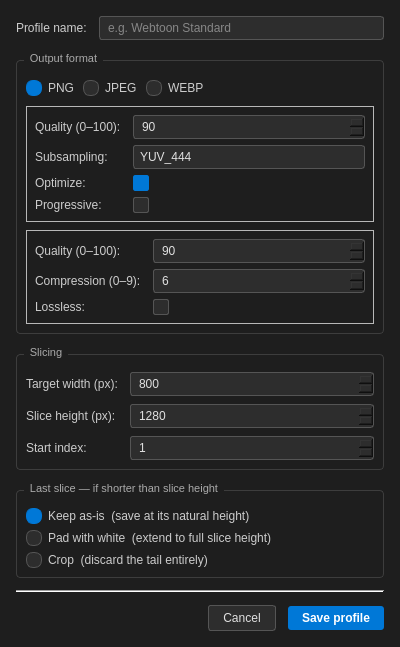
First picture: the form in outputprofiledialog.ui, repository ShadobaDev/Platemaker-qt, before the edit.
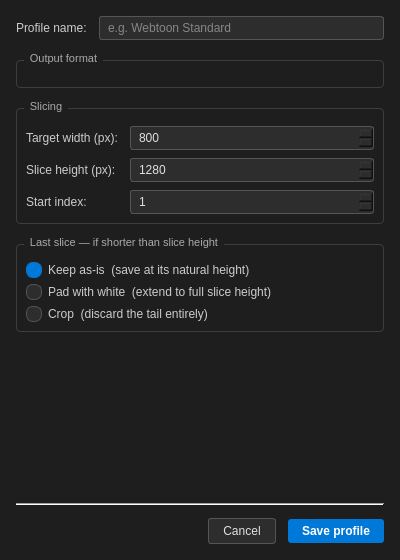
Second picture: the form after the edit.

Commit message: feat(OutputFormatOptionsWidget) add managing image format settings

Diff of the .ui file:
```diff
--- a/outputprofiledialog.ui
+++ b/outputprofiledialog.ui
@@ -127,9 +127,10 @@
    <item>
     <layout class="QHBoxLayout">
      <item>
-      <widget class="QLabel">
-       <property name="text"><string>Profile name:</string></property>
-       <property name="minimumWidth"><number>90</number></property>
+      <widget class="QLabel" name="label">
+       <property name="text">
+        <string>Profile name:</string>
+       </property>
       </widget>
      </item>
      <item>
@@ -145,132 +146,9 @@
     <widget class="QGroupBox" name="groupBoxFormat">
      <property name="title"><string>Output format</string></property>
      <layout class="QVBoxLayout" name="verticalLayoutFormat">
-      <property name="spacing"><number>8</number></property>
-
-      <!-- Format radio buttons -->
-      <item>
-       <layout class="QHBoxLayout">
-        <item>
-         <widget class="QRadioButton" name="radioButtonPNG">
-          <property name="text"><string>PNG</string></property>
-          <property name="checked"><bool>true</bool></property>
-         </widget>
-        </item>
-        <item>
-         <widget class="QRadioButton" name="radioButtonJPEG">
-          <property name="text"><string>JPEG</string></property>
-         </widget>
-        </item>
-        <item>
-         <widget class="QRadioButton" name="radioButtonWEBP">
-          <property name="text"><string>WEBP</string></property>
-         </widget>
-        </item>
-        <item>
-         <spacer>
-          <property name="orientation"><enum>Qt::Orientation::Horizontal</enum></property>
-          <property name="sizeHint" stdset="0"><size><width>40</width><height>20</height></size></property>
-         </spacer>
-        </item>
-       </layout>
-      </item>
-
-      <!-- Format-specific options (shown/hidden by code based on radio selection) -->
-      <item>
-       <widget class="QFrame" name="frameJpegOptions">
-        <property name="frameShape"><enum>QFrame::Shape::StyledPanel</enum></property>
-        <property name="visible"><bool>false</bool></property>
-        <layout class="QFormLayout" name="formLayoutJpeg">
-         <property name="horizontalSpacing"><number>12</number></property>
-         <property name="verticalSpacing"><number>6</number></property>
-         <property name="leftMargin"><number>8</number></property>
-      <property name="topMargin"><number>8</number></property>
-      <property name="rightMargin"><number>8</number></property>
-      <property name="bottomMargin"><number>8</number></property>
-         <item row="0" column="0">
-          <widget class="QLabel"><property name="text"><string>Quality (0–100):</string></property></widget>
-         </item>
-         <item row="0" column="1">
-          <widget class="QSpinBox" name="spinBoxJpegQuality">
-           <property name="minimum"><number>0</number></property>
-           <property name="maximum"><number>100</number></property>
-           <property name="value"><number>90</number></property>
-          </widget>
-         </item>
-         <item row="1" column="0">
-          <widget class="QLabel"><property name="text"><string>Subsampling:</string></property></widget>
-         </item>
-         <item row="1" column="1">
-          <widget class="QComboBox" name="comboBoxJpegSubsampling">
-           <item><property name="text"><string>YUV_444</string></property></item>
-           <item><property name="text"><string>YUV_422</string></property></item>
-           <item><property name="text"><string>YUV_420</string></property></item>
-          </widget>
-         </item>
-         <item row="2" column="0">
-          <widget class="QLabel"><property name="text"><string>Optimize:</string></property></widget>
-         </item>
-         <item row="2" column="1">
-          <widget class="QCheckBox" name="checkBoxJpegOptimize">
-           <property name="text"><string/></property>
-           <property name="checked"><bool>true</bool></property>
-          </widget>
-         </item>
-         <item row="3" column="0">
-          <widget class="QLabel"><property name="text"><string>Progressive:</string></property></widget>
-         </item>
-         <item row="3" column="1">
-          <widget class="QCheckBox" name="checkBoxJpegProgressive">
-           <property name="text"><string/></property>
-          </widget>
-         </item>
-        </layout>
-       </widget>
-      </item>
-
-      <item>
-       <widget class="QFrame" name="frameWebpOptions">
-        <property name="frameShape"><enum>QFrame::Shape::StyledPanel</enum></property>
-        <property name="visible"><bool>false</bool></property>
-        <layout class="QFormLayout" name="formLayoutWebp">
-         <property name="horizontalSpacing"><number>12</number></property>
-         <property name="verticalSpacing"><number>6</number></property>
-         <property name="leftMargin"><number>8</number></property>
-      <property name="topMargin"><number>8</number></property>
-      <property name="rightMargin"><number>8</number></property>
-      <property name="bottomMargin"><number>8</number></property>
-         <item row="0" column="0">
-          <widget class="QLabel"><property name="text"><string>Quality (0–100):</string></property></widget>
-         </item>
-         <item row="0" column="1">
-          <widget class="QSpinBox" name="spinBoxWebpQuality">
-           <property name="minimum"><number>0</number></property>
-           <property name="maximum"><number>100</number></property>
-           <property name="value"><number>90</number></property>
-          </widget>
-         </item>
-         <item row="1" column="0">
-          <widget class="QLabel"><property name="text"><string>Compression (0–9):</string></property></widget>
-         </item>
-         <item row="1" column="1">
-          <widget class="QSpinBox" name="spinBoxWebpCompression">
-           <property name="minimum"><number>0</number></property>
-           <property name="maximum"><number>9</number></property>
-           <property name="value"><number>6</number></property>
-          </widget>
-         </item>
-         <item row="2" column="0">
-          <widget class="QLabel"><property name="text"><string>Lossless:</string></property></widget>
-         </item>
-         <item row="2" column="1">
-          <widget class="QCheckBox" name="checkBoxWebpLossless">
-           <property name="text"><string/></property>
-          </widget>
-         </item>
-        </layout>
-       </widget>
-      </item>
-
+      <property name="spacing">
+       <number>8</number>
+      </property>
      </layout>
     </widget>
    </item>
@@ -283,7 +161,11 @@
       <property name="horizontalSpacing"><number>12</number></property>
       <property name="verticalSpacing"><number>8</number></property>
       <item row="0" column="0">
-       <widget class="QLabel"><property name="text"><string>Target width (px):</string></property></widget>
+       <widget class="QLabel" name="label">
+        <property name="text">
+         <string>Target width (px):</string>
+        </property>
+       </widget>
       </item>
       <item row="0" column="1">
        <widget class="QSpinBox" name="spinBoxTargetWidth">
@@ -293,7 +175,11 @@
        </widget>
       </item>
       <item row="1" column="0">
-       <widget class="QLabel"><property name="text"><string>Slice height (px):</string></property></widget>
+       <widget class="QLabel" name="label">
+        <property name="text">
+         <string>Slice height (px):</string>
+        </property>
+       </widget>
       </item>
       <item row="1" column="1">
        <widget class="QSpinBox" name="spinBoxSliceHeight">
@@ -303,7 +189,11 @@
        </widget>
       </item>
       <item row="2" column="0">
-       <widget class="QLabel"><property name="text"><string>Start index:</string></property></widget>
+       <widget class="QLabel" name="label">
+        <property name="text">
+         <string>Start index:</string>
+        </property>
+       </widget>
       </item>
       <item row="2" column="1">
        <widget class="QSpinBox" name="spinBoxStartIndex">
@@ -344,25 +234,43 @@
 
    <item>
     <spacer>
-     <property name="orientation"><enum>Qt::Orientation::Vertical</enum></property>
-     <property name="sizeHint" stdset="0"><size><width>20</width><height>8</height></size></property>
+     <property name="orientation">
+      <enum>Qt::Orientation::Vertical</enum>
+     </property>
+     <property name="sizeHint" stdset="0">
+      <size>
+       <width>20</width>
+       <height>8</height>
+      </size>
+     </property>
     </spacer>
    </item>
-
-   <!-- Separator + buttons -->
    <item>
-    <widget class="QFrame">
-     <property name="frameShape"><enum>QFrame::Shape::HLine</enum></property>
-     <property name="frameShadow"><enum>QFrame::Shadow::Sunken</enum></property>
-     <property name="styleSheet"><string>color: #3d3d3d;</string></property>
+    <widget class="QFrame" name="frame">
+     <property name="styleSheet">
+      <string>color: #3d3d3d;</string>
+     </property>
+     <property name="frameShape">
+      <enum>QFrame::Shape::HLine</enum>
+     </property>
+     <property name="frameShadow">
+      <enum>QFrame::Shadow::Sunken</enum>
+     </property>
     </widget>
    </item>
    <item>
     <layout class="QHBoxLayout">
      <item>
       <spacer>
-       <property name="orientation"><enum>Qt::Orientation::Horizontal</enum></property>
-       <property name="sizeHint" stdset="0"><size><width>40</width><height>20</height></size></property>
+       <property name="orientation">
+        <enum>Qt::Orientation::Horizontal</enum>
+       </property>
+       <property name="sizeHint" stdset="0">
+        <size>
+         <width>40</width>
+         <height>20</height>
+        </size>
+       </property>
       </spacer>
      </item>
      <item>
@@ -378,7 +286,6 @@
      </item>
     </layout>
    </item>
-
   </layout>
  </widget>
  <resources/>
```
Left out of the diff: 132 changed lines with no effect on the pictures. The commit also changes 9 other files.
